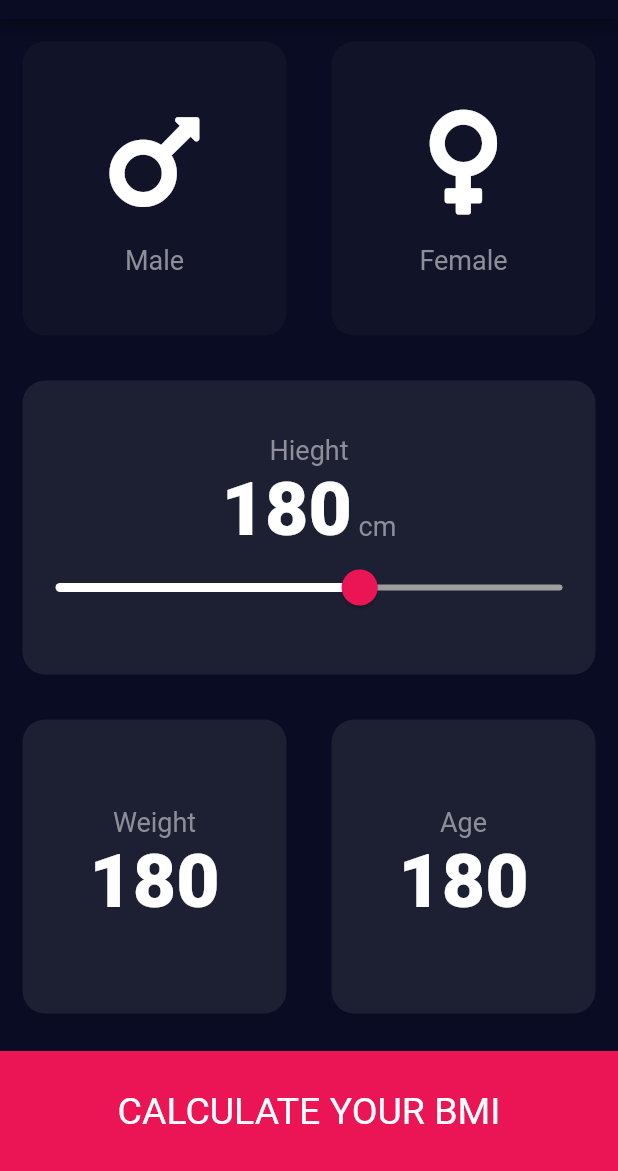
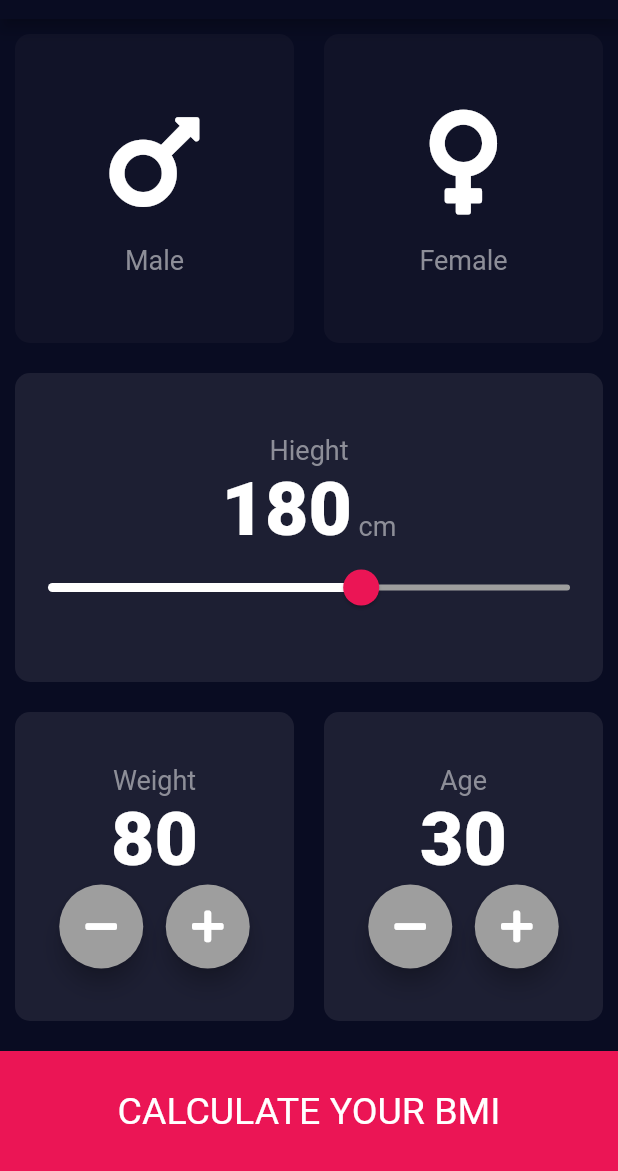
Before and after one commit to asmaa3107/My_Flutter_Apps, a Flutter app: the screen it shows after launch, on a phone screen of 412 x 824 dp, the part 65-1236 px from its top. Run offline on Flutter 3.47's test engine with Material 2 defaults, Android fonts, the phone set to English and light mode, and no system bars; our stand-ins replace audioplayers, font_awesome_flutter, rflutter_alert.

Commit message:
create custom widget theme

```diff
--- a/bmi-calculator-flutter/lib/input_page.dart
+++ b/bmi-calculator-flutter/lib/input_page.dart
@@ -1,3 +1,4 @@
+import 'package:bmi_calculator/widgets/roundedButton.dart';
 import 'package:flutter/material.dart';
 import 'package:font_awesome_flutter/font_awesome_flutter.dart';
 import 'widgets/reuseableCard_widget.dart';
@@ -19,6 +20,8 @@ class InputPage extends StatefulWidget {
 class _InputPageState extends State<InputPage> {
   Gender selectedGender;
   int height = 180;
+  int weight = 80;
+  int age = 30;
   @override
   Widget build(BuildContext context) {
     return Scaffold(
@@ -69,7 +72,6 @@ class _InputPageState extends State<InputPage> {
             ),
           ),
           Expanded(
-            // flex: 2,
             child: ReuseableCard(
               colour: kBoxColor,
               cardChild: Column(
@@ -122,18 +124,38 @@ class _InputPageState extends State<InputPage> {
             child: Row(
               children: <Widget>[
                 Expanded(
+
                   child: ReuseableCard(
+
                     colour: kBoxColor,
                     cardChild: Column(
                       mainAxisAlignment: MainAxisAlignment.center,
                       children: <Widget>[
                         Text('Weight', style: kTextStyle),
+                         Text(
+                              weight.toString(),
+                              style: kBigTextStyle,
+                            ),
                         Row(
                           mainAxisAlignment: MainAxisAlignment.center,
                           children: <Widget>[
-                            Text(
-                              '180',
-                              style: kBigTextStyle,
+
+                            RoundedButton(
+                              icon: FontAwesomeIcons.minus,
+                              changeValue: (){
+                                setState(() {
+                                weight--;
+                                });
+                              },
+                            ),
+                            SizedBox(width: 15.0,),
+                             RoundedButton(
+                              icon: FontAwesomeIcons.plus,
+                               changeValue: (){
+                                setState(() {
+                                weight++;
+                                });
+                              },
                             ),
                           ],
                         )
@@ -148,12 +170,30 @@ class _InputPageState extends State<InputPage> {
                       mainAxisAlignment: MainAxisAlignment.center,
                       children: <Widget>[
                         Text('Age', style: kTextStyle),
-                        Row(
+                        Text(
+                              age.toString(),
+                              style: kBigTextStyle,
+                            ),
+                            Row(
                           mainAxisAlignment: MainAxisAlignment.center,
                           children: <Widget>[
-                            Text(
-                              '180',
-                              style: kBigTextStyle,
+
+                            RoundedButton(
+                              icon: FontAwesomeIcons.minus,
+                              changeValue: (){
+                                setState(() {
+                                age--;
+                                });
+                              },
+                            ),
+                            SizedBox(width: 15.0,),
+                             RoundedButton(
+                              icon: FontAwesomeIcons.plus,
+                              changeValue: (){
+                                setState(() {
+                               age++;
+                                });
+                              },
                             ),
                           ],
                         )
--- a/bmi-calculator-flutter/lib/widgets/reuseableCard_widget.dart
+++ b/bmi-calculator-flutter/lib/widgets/reuseableCard_widget.dart
@@ -11,10 +11,10 @@ final Widget cardChild;
     return GestureDetector(
       onTap: onSelected,
           child: Container(
-        margin: EdgeInsets.all(15.0),
+        margin: EdgeInsets.all(10.0),
         decoration: BoxDecoration(
             color: colour,
-            borderRadius: BorderRadius.circular(15.0),
+            borderRadius: BorderRadius.circular(10.0),
             ),
             child: this.cardChild,
       ),
--- /dev/null
+++ b/bmi-calculator-flutter/lib/widgets/roundedButton.dart
@@ -0,0 +1,29 @@
+import 'package:flutter/cupertino.dart';
+import 'package:flutter/material.dart';
+
+class RoundedButton extends StatelessWidget {
+
+RoundedButton({this.icon,@required this.changeValue}) ;
+
+final IconData icon;
+final Function changeValue;
+  @override
+  Widget build(BuildContext context) {
+    return RawMaterialButton(
+
+      onPressed: (){
+         changeValue();
+      },
+      child: Icon(icon),
+      elevation: 6.0,
+      fillColor: Colors.grey,
+      constraints: BoxConstraints.tightFor(
+        height: 56.0,
+        width: 56.0,
+       ),
+       shape: CircleBorder(),
+    );
+  }
+
+
+}
```
